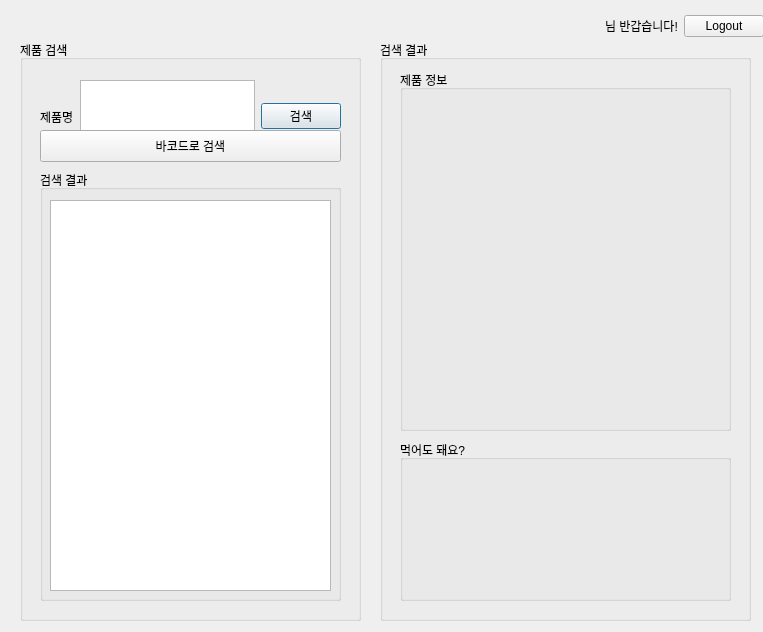
HanChangHun/db_project, file uiTest/mainWindow.ui: the form before one commit.
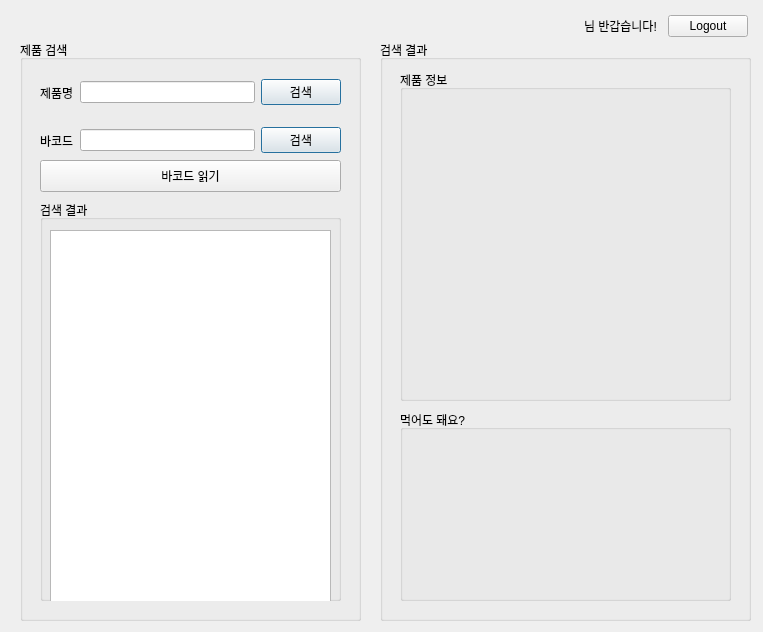
The form after the commit.

Commit message: add search listview add add barcode search

Diff of the .ui file:
```diff
--- a/uiTest/mainWindow.ui
+++ b/uiTest/mainWindow.ui
@@ -17,9 +17,9 @@
    <widget class="QWidget" name="horizontalLayoutWidget_2">
     <property name="geometry">
      <rect>
-      <x>530</x>
+      <x>500</x>
       <y>10</y>
-      <width>234</width>
+      <width>248</width>
       <height>32</height>
      </rect>
     </property>
@@ -63,9 +63,9 @@
      <property name="geometry">
       <rect>
        <x>20</x>
-       <y>40</y>
+       <y>30</y>
        <width>301</width>
-       <height>73</height>
+       <height>45</height>
       </rect>
      </property>
      <layout class="QHBoxLayout" name="horizontalLayout">
@@ -77,7 +77,7 @@
        </widget>
       </item>
       <item>
-       <widget class="QPlainTextEdit" name="searchTxt"/>
+       <widget class="QLineEdit" name="searchTxt"/>
       </item>
       <item>
        <widget class="QPushButton" name="pushButton">
@@ -91,26 +91,13 @@
       </item>
      </layout>
     </widget>
-    <widget class="QPushButton" name="pushButton_2">
-     <property name="geometry">
-      <rect>
-       <x>20</x>
-       <y>90</y>
-       <width>301</width>
-       <height>32</height>
-      </rect>
-     </property>
-     <property name="text">
-      <string>바코드로 검색</string>
-     </property>
-    </widget>
     <widget class="QGroupBox" name="searchList">
      <property name="geometry">
       <rect>
        <x>20</x>
-       <y>130</y>
+       <y>160</y>
        <width>301</width>
-       <height>431</height>
+       <height>401</height>
       </rect>
      </property>
      <property name="title">
@@ -125,21 +112,83 @@
         <height>391</height>
        </rect>
       </property>
-     </widget>
-     <widget class="QLabel" name="temp_codes">
-      <property name="geometry">
-       <rect>
-        <x>20</x>
-        <y>40</y>
-        <width>261</width>
-        <height>51</height>
-       </rect>
+      <property name="styleSheet">
+       <string notr="true">QScrollBar:vertical {              
+            border: none;
+            background:white;
+            width:3px;
+            margin: 0px 0px 0px 0px;
+        }
+        QScrollBar::handle:vertical {
+            background: qlineargradient(x1:0, y1:0, x2:1, y2:0,
+            stop: 0 rgb(32, 47, 130), stop: 0.5 rgb(32, 47, 130), stop:1 rgb(32, 47, 130));
+            min-height: 0px;
+        }
+        QScrollBar::add-line:vertical {
+            background: qlineargradient(x1:0, y1:0, x2:1, y2:0,
+            stop: 0 rgb(32, 47, 130), stop: 0.5 rgb(32, 47, 130),  stop:1 rgb(32, 47, 130));
+            height: 0px;
+            subcontrol-position: bottom;
+            subcontrol-origin: margin;
+        }
+        QScrollBar::sub-line:vertical {
+            background: qlineargradient(x1:0, y1:0, x2:1, y2:0,
+            stop: 0  rgb(32, 47, 130), stop: 0.5 rgb(32, 47, 130),  stop:1 rgb(32, 47, 130));
+            height: 0 px;
+            subcontrol-position: top;
+            subcontrol-origin: margin;
+        }</string>
       </property>
-      <property name="text">
-       <string/>
+      <property name="isWrapping" stdset="0">
+       <bool>true</bool>
       </property>
      </widget>
     </widget>
+    <widget class="QWidget" name="horizontalLayoutWidget_3">
+     <property name="geometry">
+      <rect>
+       <x>20</x>
+       <y>80</y>
+       <width>301</width>
+       <height>41</height>
+      </rect>
+     </property>
+     <layout class="QHBoxLayout" name="horizontalLayout_3">
+      <item>
+       <widget class="QLabel" name="label_3">
+        <property name="text">
+         <string>바코드</string>
+        </property>
+       </widget>
+      </item>
+      <item>
+       <widget class="QLineEdit" name="searchBTxt"/>
+      </item>
+      <item>
+       <widget class="QPushButton" name="searchBBtn">
+        <property name="text">
+         <string>검색</string>
+        </property>
+        <property name="default">
+         <bool>true</bool>
+        </property>
+       </widget>
+      </item>
+     </layout>
+    </widget>
+    <widget class="QPushButton" name="pushButton_2">
+     <property name="geometry">
+      <rect>
+       <x>20</x>
+       <y>120</y>
+       <width>301</width>
+       <height>32</height>
+      </rect>
+     </property>
+     <property name="text">
+      <string>바코드 읽기</string>
+     </property>
+    </widget>
    </widget>
    <widget class="QGroupBox" name="groupBox_2">
     <property name="geometry">
@@ -157,9 +206,9 @@
      <property name="geometry">
       <rect>
        <x>20</x>
-       <y>400</y>
+       <y>370</y>
        <width>331</width>
-       <height>161</height>
+       <height>191</height>
       </rect>
      </property>
      <property name="title">
@@ -196,23 +245,12 @@
        <x>20</x>
        <y>30</y>
        <width>331</width>
-       <height>361</height>
+       <height>331</height>
       </rect>
      </property>
      <property name="title">
       <string>제품 정보</string>
      </property>
-     <widget class="QWidget" name="verticalLayoutWidget">
-      <property name="geometry">
-       <rect>
-        <x>20</x>
-        <y>30</y>
-        <width>291</width>
-        <height>121</height>
-       </rect>
-      </property>
-      <layout class="QVBoxLayout" name="productImg"/>
-     </widget>
      <widget class="QWidget" name="verticalLayoutWidget_2">
       <property name="geometry">
        <rect>
@@ -253,6 +291,19 @@
        </item>
       </layout>
      </widget>
+     <widget class="QLabel" name="productImg">
+      <property name="geometry">
+       <rect>
+        <x>29</x>
+        <y>35</y>
+        <width>281</width>
+        <height>111</height>
+       </rect>
+      </property>
+      <property name="text">
+       <string/>
+      </property>
+     </widget>
     </widget>
    </widget>
   </widget>
```
Left out of the diff: 20 changed lines with no effect on the pictures. The commit also changes 1 other file.
